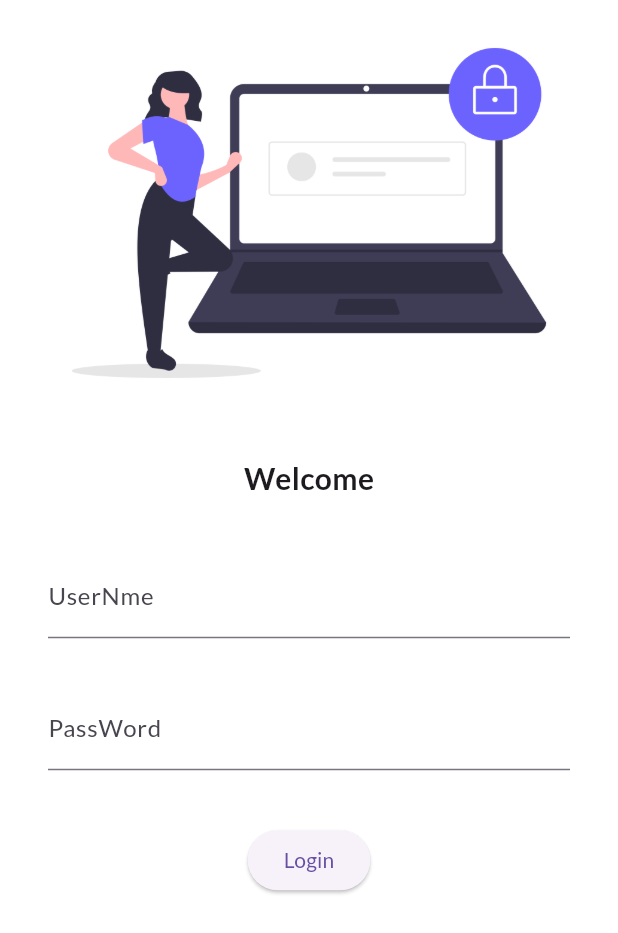
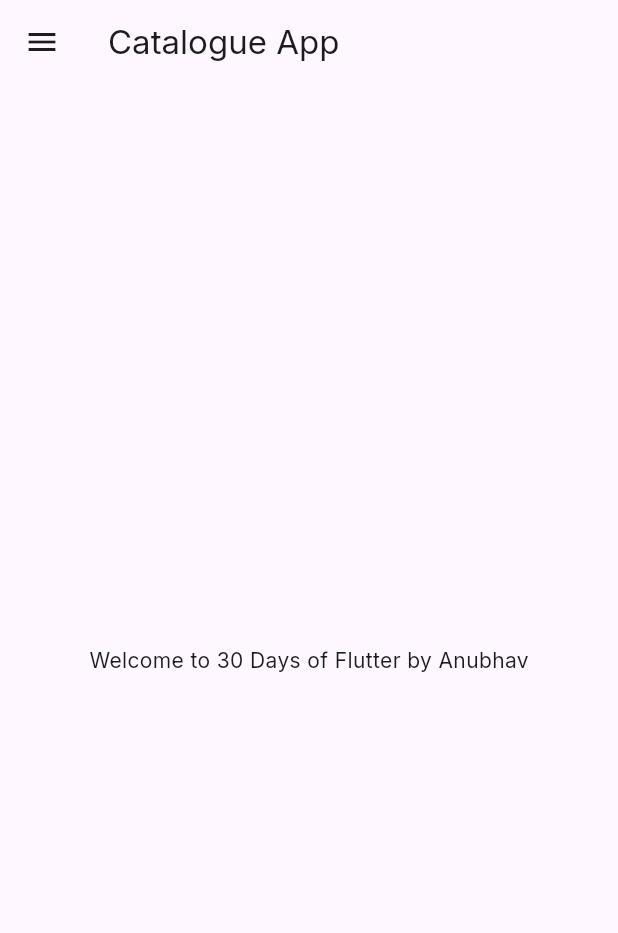
Before and after one commit to Dhruvmali000/demo, a Flutter app: the screen it shows after launch, after a tap on "Login", on a phone screen of 412 x 824 dp. Shown: the top 933 px of the screen. Run offline on Flutter 3.47's test engine with Material 3 defaults, Android fonts, the phone set to English and light mode, and no system bars; our stand-ins replace google_fonts.

Commit message:
day5 completed

```diff
--- a/lib/main.dart
+++ b/lib/main.dart
@@ -1,29 +1,33 @@
 import 'package:demo/pages/home_screen.dart';
-import 'package:demo/pages/login_page.dart';
+import 'package:demo/utils/routes.dart';
 import 'package:flutter/material.dart';
 import 'package:google_fonts/google_fonts.dart';
+import 'pages/login_page.dart';
 
 void main() {
-  runApp(const MyApp());
+  runApp(MyApp());
 }
 
+// ignore: use_key_in_widget_constructors
 class MyApp extends StatelessWidget {
-  const MyApp({super.key});
-
+  // const MyApp({Key? key}) : super(key: key)
   @override
   Widget build(BuildContext context) {
     return MaterialApp(
-      //home: HomeScreen(),
+      // home: HomePage(),
       themeMode: ThemeMode.light,
       theme: ThemeData(
-        primarySwatch: Colors.deepPurple,
-        fontFamily: GoogleFonts.lato().fontFamily,
+        primarySwatch: Colors.indigo,
+        fontFamily: GoogleFonts.inter().fontFamily,
       ),
-      //initialRoute: "/home",
+      debugShowCheckedModeBanner: false,
+      darkTheme:
+          ThemeData(brightness: Brightness.dark, primarySwatch: Colors.red),
+      initialRoute: "/",
       routes: {
         "/": (context) => const LoginPage(),
-        "/home": (context) => const HomeScreen(),
-        "/Login": (context) => const LoginPage(),
+        MyRoutes.homeRoute: (context) => HomePage(),
+        MyRoutes.loginRoute: (context) => const LoginPage(),
       },
     );
   }
--- a/lib/pages/home_screen.dart
+++ b/lib/pages/home_screen.dart
@@ -1,16 +1,25 @@
 import 'package:flutter/material.dart';
 
-class HomeScreen extends StatelessWidget {
-  const HomeScreen({super.key});
+// ignore: use_key_in_widget_constructors
+class HomePage extends StatelessWidget {
+  final int days = 30;
+  final String name = "Anubhav";
 
   @override
   Widget build(BuildContext context) {
-    const int days = 30;
     return Scaffold(
       appBar: AppBar(
-        title: const Text("catalog App"),
+        title: const Text("Catalogue App"),
+        // leading: Text("Catalogue App"),
       ),
-      body: const Center(child: Text('wlc $days')),
+      body: Center(
+        child: SizedBox(
+          //string interpolation
+          child: Text("Welcome to $days Days of Flutter by $name"),
+        ),
+      ),
+      // bottomSheet: BottomSheet(),
+      // bottomNavigationBar: BottomNavigationBar(items: items),
       drawer: const Drawer(),
     );
   }
--- a/lib/pages/login_page.dart
+++ b/lib/pages/login_page.dart
@@ -1,3 +1,4 @@
+import 'package:demo/utils/routes.dart';
 import 'package:flutter/material.dart';
 
 class LoginPage extends StatelessWidget {
@@ -7,6 +8,7 @@ class LoginPage extends StatelessWidget {
   Widget build(BuildContext context) {
     return Material(
         color: Colors.white,
+        child: SingleChildScrollView(
           child: Column(
             children: [
               Container(
@@ -21,7 +23,7 @@ class LoginPage extends StatelessWidget {
               ),
               const Text(
                 "Welcome",
-              style: TextStyle(fontSize: 20, fontWeight: FontWeight.bold),
+                style: TextStyle(fontSize: 28, fontWeight: FontWeight.bold),
               ),
               const SizedBox(
                 height: 20,
@@ -48,11 +50,14 @@ class LoginPage extends StatelessWidget {
               ),
               ElevatedButton(
                   onPressed: () {
-                  print("login");
+                    Navigator.pushNamed(context, MyRoutes.homeRoute);
                   },
-                style: TextButton.styleFrom(),
+                  style: TextButton.styleFrom(minimumSize: const Size(140, 45)),
                   child: const Text("Login"))
             ],
+          ),
         ));
   }
 }
+
+class HomeScreen {}
--- /dev/null
+++ b/lib/utils/routes.dart
@@ -0,0 +1,4 @@
+class MyRoutes {
+  static String loginRoute = "/login";
+  static String homeRoute = "/home";
+}
```
Also changed, not shown: 1 other file. Lines whose indentation alone changed are shown as unchanged.
